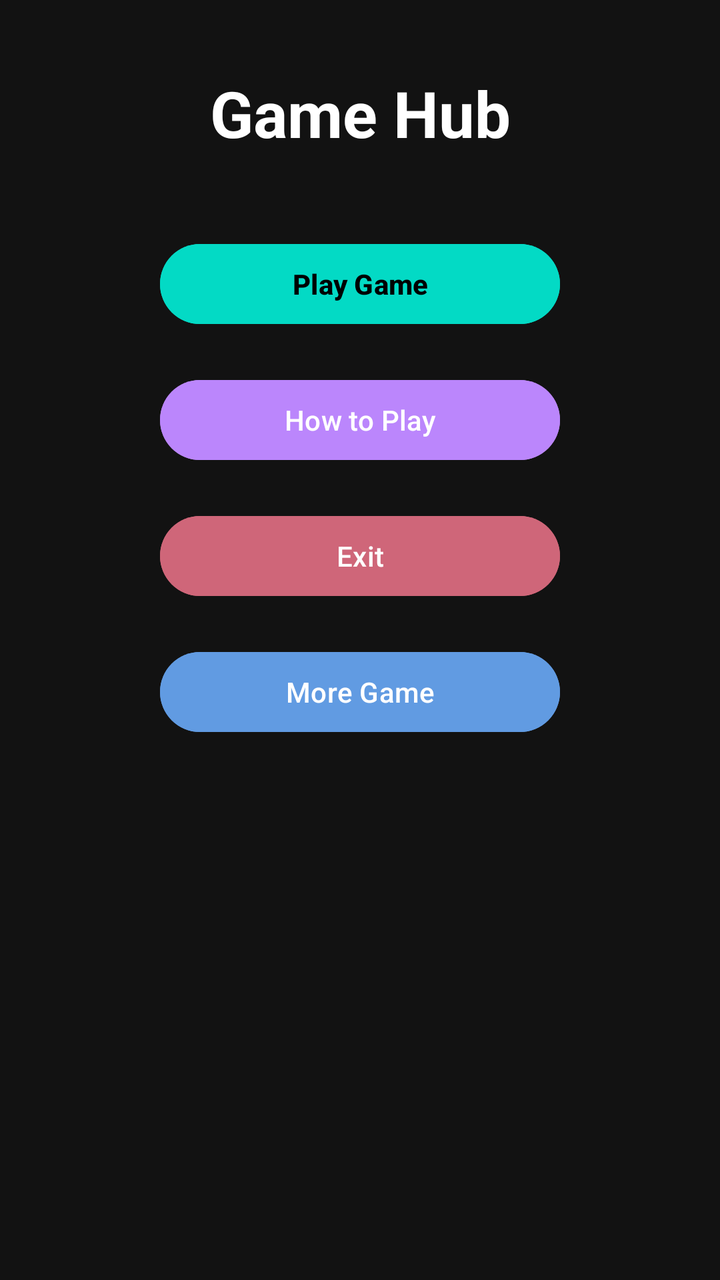
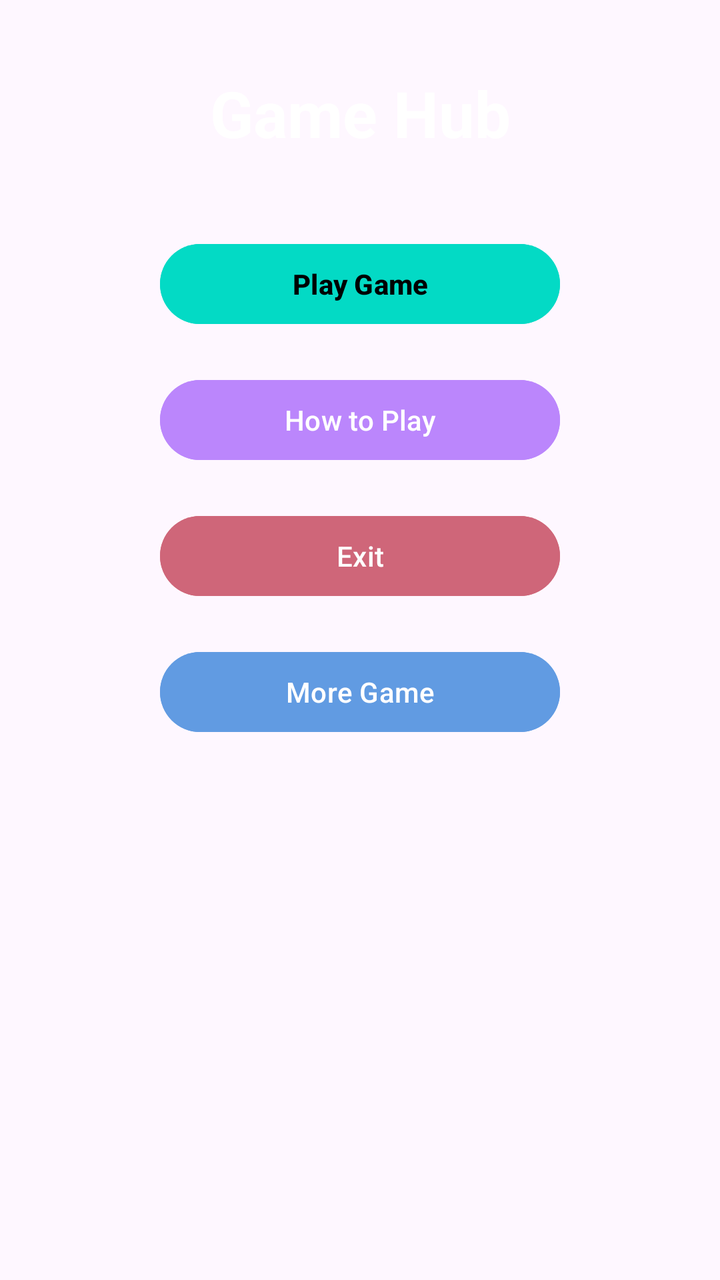

An Android layout rendered at two revisions. The XML below is the earlier revision; the diff shows what the commit changed to produce the second picture.
<!-- AndroidManifest.xml: application theme Theme.TicTacToe -->
<!-- res/layout/activity_home_page.xml -->
<?xml version="1.0" encoding="utf-8"?>
<FrameLayout xmlns:android="http://schemas.android.com/apk/res/android"
    xmlns:app="http://schemas.android.com/apk/res-auto"
    xmlns:tools="http://schemas.android.com/tools"
    android:layout_width="match_parent"
    android:layout_height="match_parent"
    tools:context=".MainActivity">

    
    <VideoView
        android:id="@+id/videoBackground"
        android:layout_width="match_parent"
        android:layout_height="match_parent"
        android:scaleType="centerCrop" />

    <androidx.constraintlayout.widget.ConstraintLayout
        android:layout_width="match_parent"
        android:layout_height="match_parent"
        android:background="#121212">

        <TextView
            android:id="@+id/tvTitle"
            android:layout_width="wrap_content"
            android:layout_height="wrap_content"
            android:text="Game Hub"
            android:layout_marginTop="35dp"
            android:textColor="#FFFFFF"
            android:textSize="32sp"
            android:textStyle="bold"
            app:layout_constraintTop_toTopOf="parent"
            app:layout_constraintBottom_toTopOf="@+id/btnPlay"
            app:layout_constraintStart_toStartOf="parent"
            app:layout_constraintEnd_toEndOf="parent"
            app:layout_constraintVertical_bias="0.25"/>

        <Button
            android:id="@+id/btnPlay"
            android:layout_width="200dp"
            android:layout_height="wrap_content"
            android:text="Play Game"
            android:backgroundTint="#03DAC5"
            android:textColor="#000000"
            android:textStyle="bold"
            app:layout_constraintTop_toBottomOf="@id/tvTitle"
            app:layout_constraintStart_toStartOf="parent"
            app:layout_constraintEnd_toEndOf="parent"
            android:layout_marginTop="40dp"/>

        <Button
            android:id="@+id/btnHowToPlay"
            android:layout_width="200dp"
            android:layout_height="wrap_content"
            android:text="How to Play"
            android:backgroundTint="#BB86FC"
            android:textColor="#FFFFFF"
            app:layout_constraintTop_toBottomOf="@id/btnPlay"
            app:layout_constraintStart_toStartOf="parent"
            app:layout_constraintEnd_toEndOf="parent"
            android:layout_marginTop="20dp"/>

        <Button
            android:id="@+id/btnExit"
            android:layout_width="200dp"
            android:layout_height="wrap_content"
            android:text="Exit"
            android:backgroundTint="#CF6679"
            android:textColor="#FFFFFF"
            app:layout_constraintTop_toBottomOf="@id/btnHowToPlay"
            app:layout_constraintStart_toStartOf="parent"
            app:layout_constraintEnd_toEndOf="parent"
            android:layout_marginTop="20dp"/>

        <Button
            android:id="@+id/moreGame"
            android:layout_width="200dp"
            android:layout_height="wrap_content"
            android:text="More Game"
            android:backgroundTint="#619BE2"
            android:textColor="#FFFFFF"
            app:layout_constraintTop_toBottomOf="@id/btnExit"
            app:layout_constraintStart_toStartOf="parent"
            app:layout_constraintEnd_toEndOf="parent"
            android:layout_marginTop="20dp"/>

    </androidx.constraintlayout.widget.ConstraintLayout>

</FrameLayout>
<!-- resources referenced by this layout -->
<resources>
  <style name="Theme.TicTacToe" parent="Base.Theme.TicTacToe" />
  <style name="Base.Theme.TicTacToe" parent="Theme.Material3.DayNight.NoActionBar">
          
          
      </style>
</resources>

<!-- the commit's change to res/layout/activity_home_page.xml (unified diff, before → after) -->
@@ -1,4 +1,3 @@
-<?xml version="1.0" encoding="utf-8"?>
 <FrameLayout xmlns:android="http://schemas.android.com/apk/res/android"
     xmlns:app="http://schemas.android.com/apk/res-auto"
     xmlns:tools="http://schemas.android.com/tools"
@@ -7,16 +6,15 @@
     tools:context=".MainActivity">
 
     
-    <VideoView
-        android:id="@+id/videoBackground"
+    <TextureView
+        android:id="@+id/textureView"
         android:layout_width="match_parent"
-        android:layout_height="match_parent"
-        android:scaleType="centerCrop" />
+        android:layout_height="match_parent" />
 
     <androidx.constraintlayout.widget.ConstraintLayout
         android:layout_width="match_parent"
         android:layout_height="match_parent"
-        android:background="#121212">
+        >
 
         <TextView
             android:id="@+id/tvTitle"
